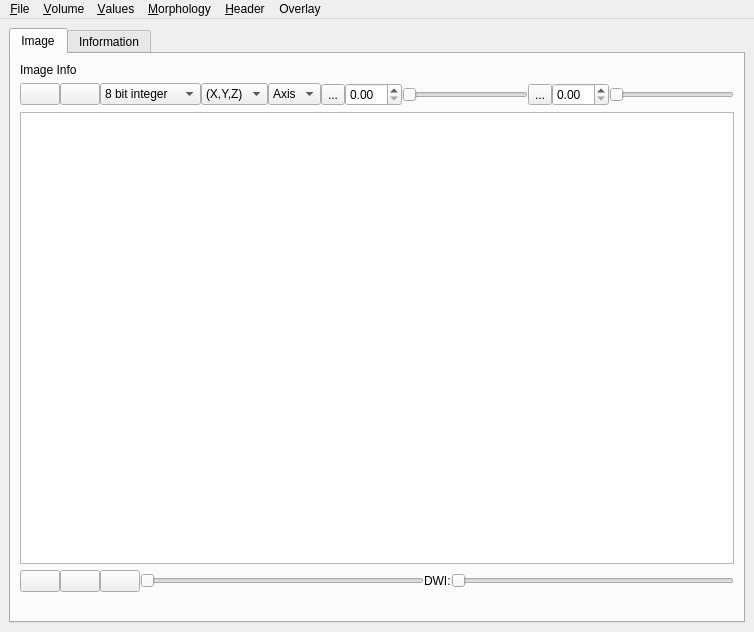
Qt form view_image.ui (frankyeh/DSI-Studio) before a commit.
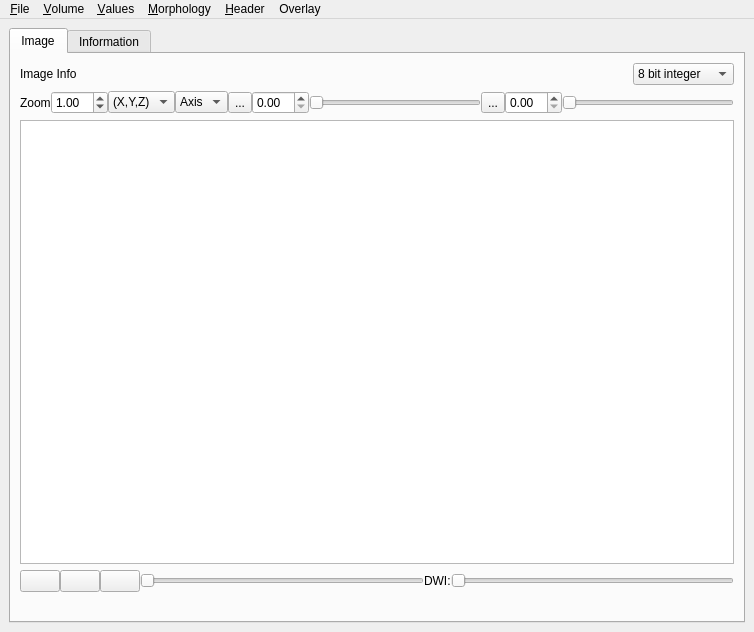
The same form after that commit. Icons and pictures are not drawn. Custom widgets are drawn as their Qt base class.

Commit message: con't

What changed in the file:
```diff
--- a/view_image.ui
+++ b/view_image.ui
@@ -34,46 +34,18 @@
             </property>
            </widget>
           </item>
-         </layout>
-        </item>
-        <item>
-         <layout class="QHBoxLayout" name="horizontalLayout_2">
-          <property name="spacing">
-           <number>0</number>
-          </property>
           <item>
-           <widget class="QPushButton" name="zoom_in">
-            <property name="minimumSize">
-             <size>
-              <width>0</width>
-              <height>0</height>
-             </size>
+           <spacer name="horizontalSpacer">
+            <property name="orientation">
+             <enum>Qt::Horizontal</enum>
             </property>
-            <property name="text">
-             <string/>
-            </property>
-            <property name="icon">
-             <iconset resource="icons.qrc">
-              <normaloff>:/icons/icons/up.xpm</normaloff>:/icons/icons/up.xpm</iconset>
-            </property>
-           </widget>
-          </item>
-          <item>
-           <widget class="QPushButton" name="zoom_out">
-            <property name="minimumSize">
+            <property name="sizeHint" stdset="0">
              <size>
-              <width>0</width>
-              <height>0</height>
+              <width>40</width>
+              <height>20</height>
              </size>
             </property>
-            <property name="text">
-             <string/>
-            </property>
-            <property name="icon">
-             <iconset resource="icons.qrc">
-              <normaloff>:/icons/icons/down.xpm</normaloff>:/icons/icons/down.xpm</iconset>
-            </property>
-           </widget>
+           </spacer>
           </item>
           <item>
            <widget class="QComboBox" name="type">
@@ -100,6 +72,39 @@
               <string>32 bit float</string>
              </property>
             </item>
+           </widget>
+          </item>
+         </layout>
+        </item>
+        <item>
+         <layout class="QHBoxLayout" name="horizontalLayout_2">
+          <property name="spacing">
+           <number>0</number>
+          </property>
+          <item>
+           <widget class="QLabel" name="label">
+            <property name="text">
+             <string>Zoom</string>
+            </property>
+           </widget>
+          </item>
+          <item>
+           <widget class="QDoubleSpinBox" name="zoom">
+            <property name="decimals">
+             <number>2</number>
+            </property>
+            <property name="minimum">
+             <double>0.050000000000000</double>
+            </property>
+            <property name="maximum">
+             <double>20.000000000000000</double>
+            </property>
+            <property name="singleStep">
+             <double>0.100000000000000</double>
+            </property>
+            <property name="value">
+             <double>1.000000000000000</double>
+            </property>
            </widget>
           </item>
           <item>
```
The commit also changes 2 other files.
